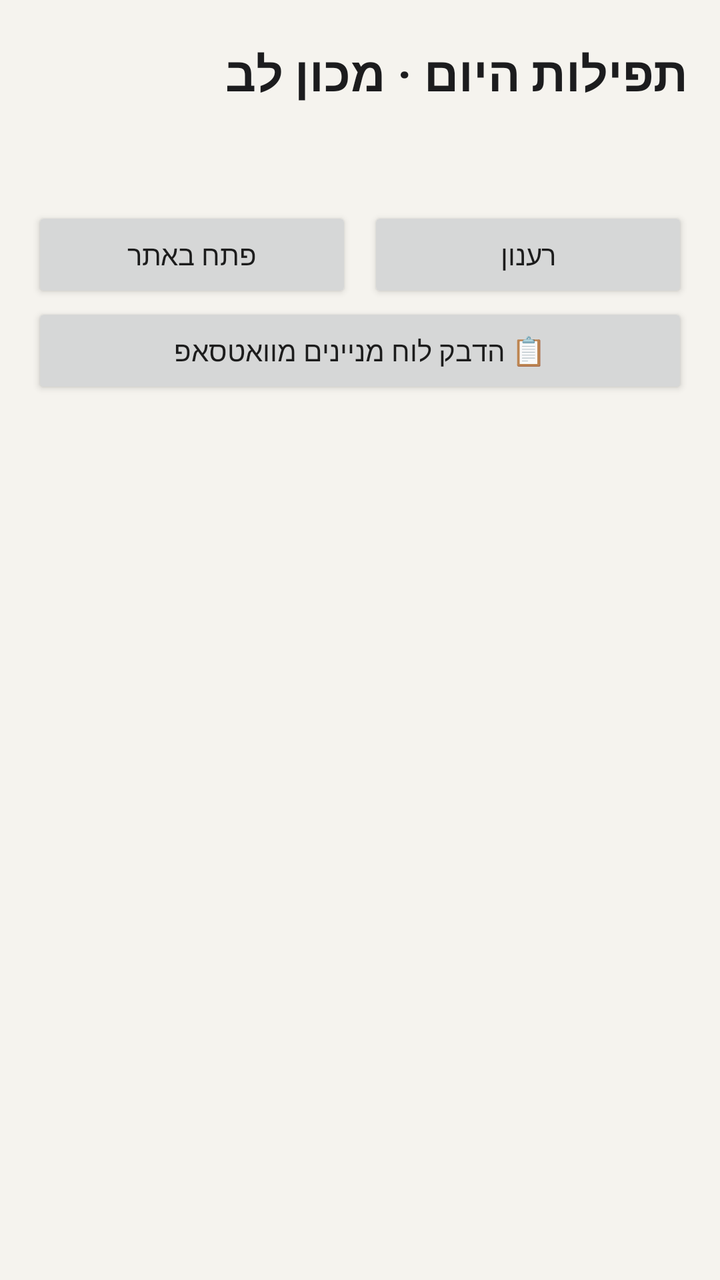
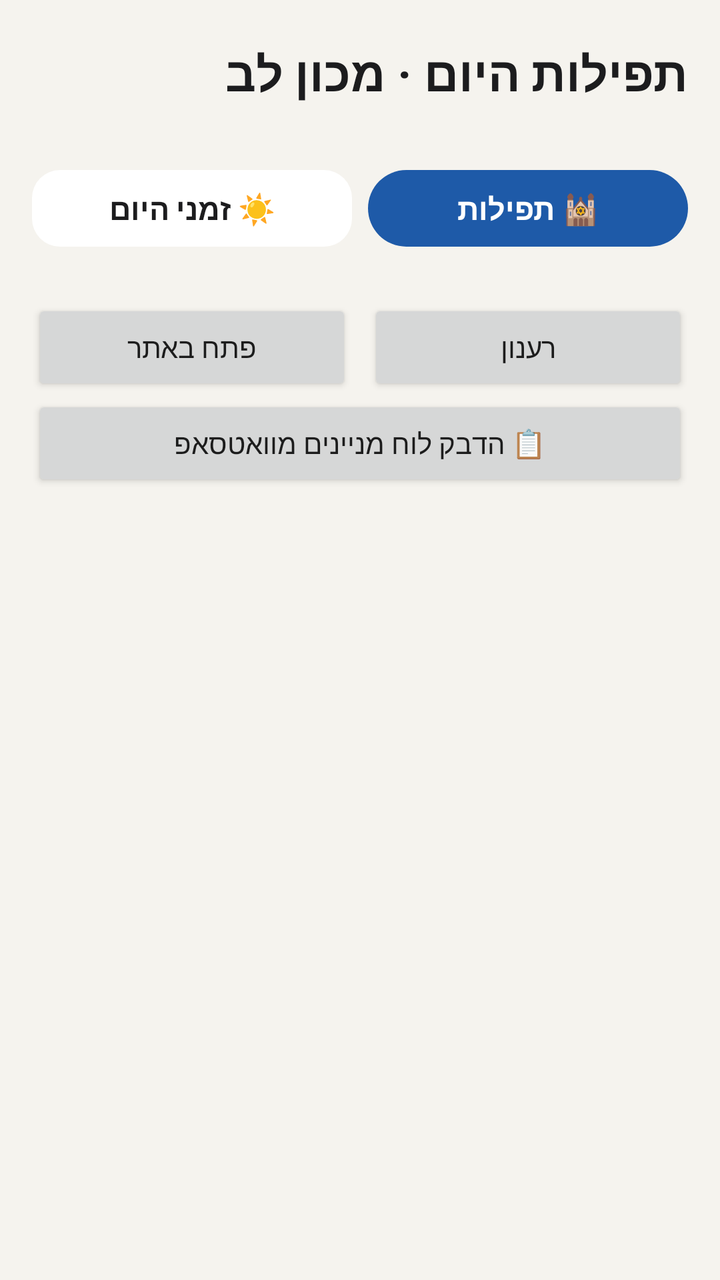

Two renders of the same Android screen: before a commit and after it. Below are the layout's source before the change and the commit's diff.
<!-- AndroidManifest.xml: application theme AppTheme -->
<!-- res/layout/activity_main.xml -->
<?xml version="1.0" encoding="utf-8"?>
<LinearLayout xmlns:android="http://schemas.android.com/apk/res/android"
    android:layout_width="match_parent"
    android:layout_height="match_parent"
    android:background="@color/bg"
    android:fitsSystemWindows="true"
    android:layoutDirection="rtl"
    android:orientation="vertical"
    android:paddingStart="16dp"
    android:paddingTop="20dp"
    android:paddingEnd="16dp">

    <TextView
        android:layout_width="wrap_content"
        android:layout_height="wrap_content"
        android:text="תפילות היום · מכון לב"
        android:textColor="@color/text_primary"
        android:textSize="24sp"
        android:textStyle="bold" />

    <TextView
        android:id="@+id/date"
        android:layout_width="wrap_content"
        android:layout_height="wrap_content"
        android:layout_marginTop="2dp"
        android:textColor="@color/text_secondary"
        android:textSize="15sp" />

    <TextView
        android:id="@+id/status"
        android:layout_width="match_parent"
        android:layout_height="wrap_content"
        android:layout_marginTop="4dp"
        android:textColor="@color/text_secondary"
        android:textSize="12sp" />

    <LinearLayout
        android:layout_width="match_parent"
        android:layout_height="wrap_content"
        android:layout_marginTop="8dp"
        android:orientation="horizontal">

        <Button
            android:id="@+id/btn_refresh"
            android:layout_width="0dp"
            android:layout_height="wrap_content"
            android:layout_weight="1"
            android:text="רענון" />

        <Button
            android:id="@+id/btn_site"
            android:layout_width="0dp"
            android:layout_height="wrap_content"
            android:layout_marginStart="8dp"
            android:layout_weight="1"
            android:text="פתח באתר" />
    </LinearLayout>

    <Button
        android:id="@+id/btn_paste"
        android:layout_width="match_parent"
        android:layout_height="wrap_content"
        android:text="📋 הדבק לוח מניינים מוואטסאפ" />

    <TextView
        android:id="@+id/wa_status"
        android:layout_width="match_parent"
        android:layout_height="wrap_content"
        android:textColor="@color/text_secondary"
        android:textSize="12sp" />

    <ScrollView
        android:layout_width="match_parent"
        android:layout_height="0dp"
        android:layout_marginTop="8dp"
        android:layout_weight="1">

        <LinearLayout
            android:id="@+id/list"
            android:layout_width="match_parent"
            android:layout_height="wrap_content"
            android:orientation="vertical"
            android:paddingBottom="24dp" />
    </ScrollView>
</LinearLayout>
<!-- resources referenced by this layout -->
<resources>
  <color name="bg">#F5F3EE</color>
  <color name="text_primary">#1C1C1E</color>
  <color name="text_secondary">#6B6B70</color>
  <style name="AppTheme" parent="android:Theme.Material.Light.NoActionBar">
          <item name="android:colorPrimary">@color/accent</item>
          <item name="android:colorAccent">@color/accent</item>
          <item name="android:windowBackground">@color/bg</item>
          <item name="android:statusBarColor">@color/bg</item>
          <item name="android:navigationBarColor">@color/bg</item>
          <item name="android:windowLightStatusBar">true</item>
      </style>
  <color name="accent">#1E5AA8</color>
</resources>

<!-- the commit's change to res/layout/activity_main.xml (unified diff, before → after) -->
@@ -11,6 +11,7 @@
     android:paddingEnd="16dp">
 
     <TextView
+        android:id="@+id/title"
         android:layout_width="wrap_content"
         android:layout_height="wrap_content"
         android:text="תפילות היום · מכון לב"
@@ -26,18 +27,60 @@
         android:textColor="@color/text_secondary"
         android:textSize="15sp" />
 
+    
+    <LinearLayout
+        android:layout_width="match_parent"
+        android:layout_height="wrap_content"
+        android:layout_marginTop="10dp"
+        android:orientation="horizontal">
+
+        <TextView
+            android:id="@+id/tab_prayers"
+            android:layout_width="0dp"
+            android:layout_height="wrap_content"
+            android:layout_weight="1"
+            android:background="@drawable/tag_bg"
+            android:gravity="center"
+            android:padding="9dp"
+            android:text="🕍 תפילות"
+            android:textColor="@color/on_accent"
+            android:textSize="15sp"
+            android:textStyle="bold" />
+
+        <TextView
+            android:id="@+id/tab_zmanim"
+            android:layout_width="0dp"
+            android:layout_height="wrap_content"
+            android:layout_marginStart="8dp"
+            android:layout_weight="1"
+            android:background="@drawable/item_bg"
+            android:gravity="center"
+            android:padding="9dp"
+            android:text="☀️ זמני היום"
+            android:textColor="@color/text_primary"
+            android:textSize="15sp"
+            android:textStyle="bold" />
+    </LinearLayout>
+
+    <Spinner
+        android:id="@+id/city_spinner"
+        android:layout_width="match_parent"
+        android:layout_height="wrap_content"
+        android:layout_marginTop="8dp"
+        android:visibility="gone" />
+
     <TextView
         android:id="@+id/status"
         android:layout_width="match_parent"
         android:layout_height="wrap_content"
-        android:layout_marginTop="4dp"
+        android:layout_marginTop="6dp"
         android:textColor="@color/text_secondary"
         android:textSize="12sp" />
 
     <LinearLayout
         android:layout_width="match_parent"
         android:layout_height="wrap_content"
-        android:layout_marginTop="8dp"
+        android:layout_marginTop="4dp"
         android:orientation="horizontal">
 
         <Button
<!-- resource entries referenced after the edit -->
@@ -1,8 +1,21 @@
 <!-- resources referenced by this layout -->
 <resources>
   <color name="bg">#F5F3EE</color>
+  <color name="on_accent">#FFFFFF</color>
   <color name="text_primary">#1C1C1E</color>
   <color name="text_secondary">#6B6B70</color>
+  <!-- drawable item_bg (drawable) -->
+  <?xml version="1.0" encoding="utf-8"?>
+  <shape xmlns:android="http://schemas.android.com/apk/res/android" android:shape="rectangle">
+      <solid android:color="@color/card" />
+      <corners android:radius="14dp" />
+  </shape>
+  <!-- drawable tag_bg (drawable) -->
+  <?xml version="1.0" encoding="utf-8"?>
+  <shape xmlns:android="http://schemas.android.com/apk/res/android" android:shape="rectangle">
+      <solid android:color="@color/accent" />
+      <corners android:radius="20dp" />
+  </shape>
   <style name="AppTheme" parent="android:Theme.Material.Light.NoActionBar">
           <item name="android:colorPrimary">@color/accent</item>
           <item name="android:colorAccent">@color/accent</item>
@@ -11,6 +24,7 @@
           <item name="android:navigationBarColor">@color/bg</item>
           <item name="android:windowLightStatusBar">true</item>
       </style>
+  <color name="card">#FFFFFF</color>
   <color name="accent">#1E5AA8</color>
 </resources>
 
